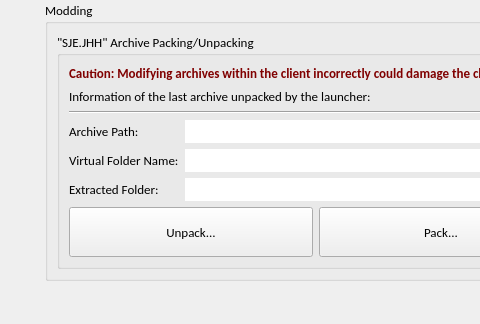
This is TOPLauncher/SettingsWidget.ui in BSoD-Ultimate/TOPLauncher as Qt 5 draws it before an edit; both pictures show x 0 to 480 and y 748 to 1072 of the 610 by 1072 pixel window. The edited form follows.
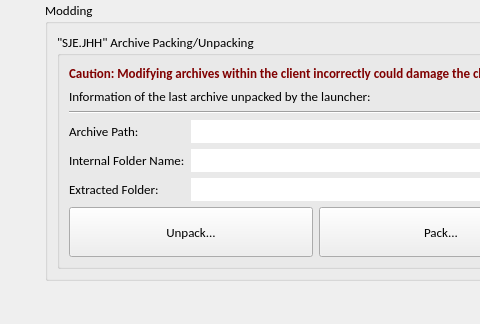
This is the edited form. Icons and pictures are not drawn.

What changed in the file:
```diff
--- a/TOPLauncher/SettingsWidget.ui
+++ b/TOPLauncher/SettingsWidget.ui
@@ -1047,7 +1047,7 @@
                   </size>
                  </property>
                  <property name="text">
-                  <string>Virtual Folder Name:</string>
+                  <string>Internal Folder Name:</string>
                  </property>
                 </widget>
                </item>
```
